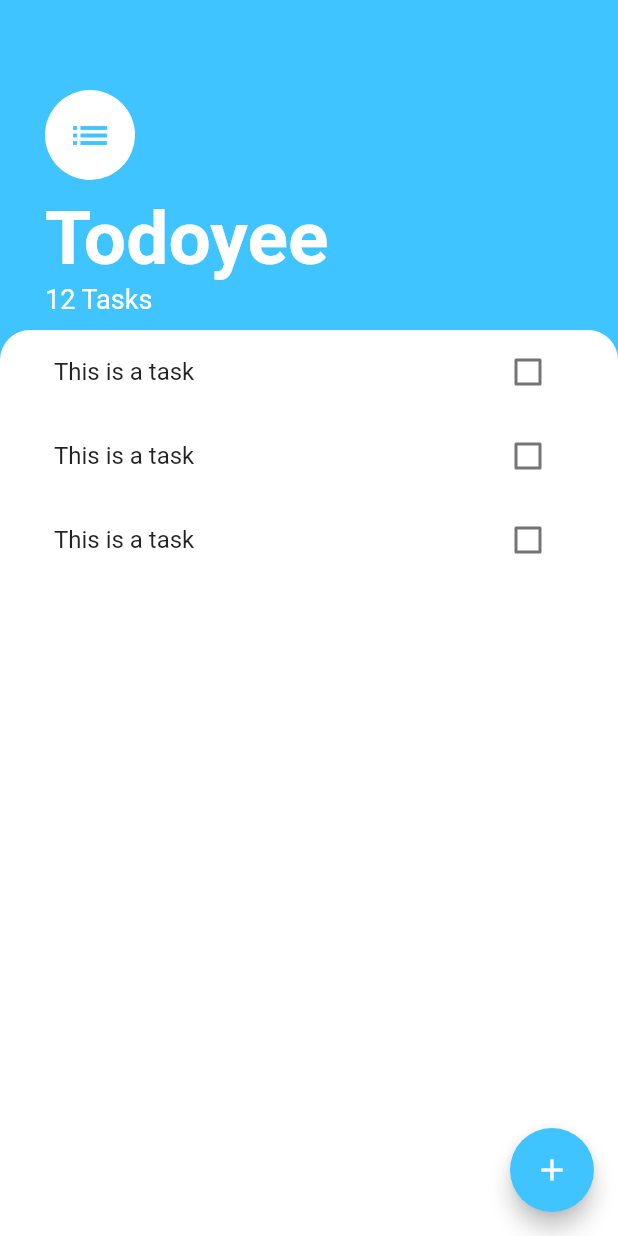
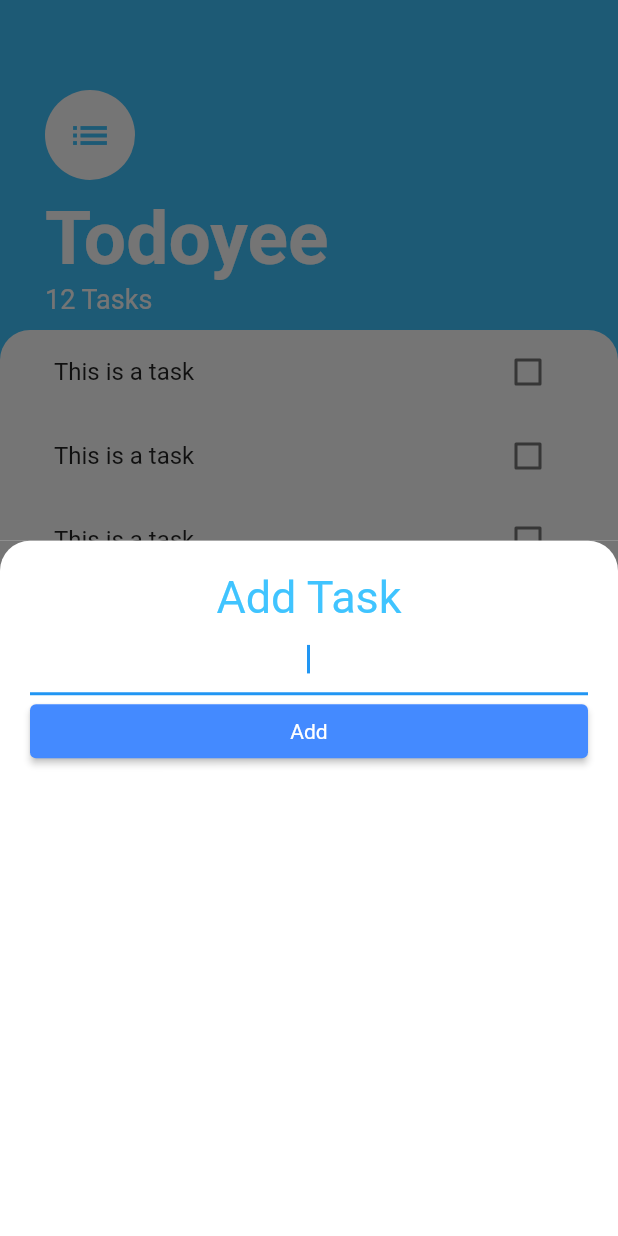
Before and after one commit to najmulmyself/todoyee, a Flutter app: the screen it shows after launch, after a tap on the "add" icon, on a phone screen of 412 x 824 dp. Run offline on Flutter 3.47's test engine with Material 2 defaults, Android fonts, the phone set to English and light mode, and no system bars.

Commit message:
added padding into bottom sheet modal'

```diff
--- /dev/null
+++ b/lib/screen/add_task_screen.dart
@@ -0,0 +1,59 @@
+// ignore_for_file: prefer_const_constructors, prefer_const_literals_to_create_immutables
+
+import 'dart:ui';
+
+import 'package:flutter/material.dart';
+
+class AddTaskScreen extends StatelessWidget {
+  const AddTaskScreen({Key? key}) : super(key: key);
+
+  @override
+  Widget build(BuildContext context) {
+    return Container(
+      color: Color(0xff757575),
+      child: Container(
+        decoration: BoxDecoration(
+          color: Colors.white,
+          borderRadius: BorderRadius.only(
+            topLeft: Radius.circular(20),
+            topRight: Radius.circular(20),
+          ),
+        ),
+        child: Padding(
+          padding: const EdgeInsets.all(20.0),
+          child: Column(
+            crossAxisAlignment: CrossAxisAlignment.stretch,
+            children: [
+              Text(
+                'Add Task',
+                textAlign: TextAlign.center,
+                style: TextStyle(
+                  fontSize: 30,
+                  color: Colors.lightBlueAccent,
+                ),
+              ),
+              TextField(
+                autofocus: true, // for autometically pops up keyboard;
+                textAlign: TextAlign.center,
+              ),
+              ElevatedButton(
+                // style: ButtonStyle(
+                //   textStyle: Colors.white,
+                //   backgroundColor:
+                //       MaterialStateProperty.all(Colors.lightBlueAccent),
+                // ),
+                style: ElevatedButton.styleFrom(
+                    primary: Colors.blueAccent,
+                    textStyle: TextStyle(
+                      color: Colors.white,
+                    )),
+                onPressed: () {},
+                child: Text('Add'),
+              )
+            ],
+          ),
+        ),
+      ),
+    );
+  }
+}
--- a/lib/screen/task_screen.dart
+++ b/lib/screen/task_screen.dart
@@ -1,6 +1,7 @@
 // ignore_for_file: prefer_const_literals_to_create_immutables, prefer_const_constructors
 
 import 'package:flutter/material.dart';
+import 'package:todoyee/screen/add_task_screen.dart';
 import 'package:todoyee/widget/task_list.dart';
 
 class TaskScreen extends StatelessWidget {
@@ -10,7 +11,12 @@ class TaskScreen extends StatelessWidget {
       floatingActionButton: FloatingActionButton(
         backgroundColor: Colors.lightBlueAccent,
         child: Icon(Icons.add),
-        onPressed: () {},
+        onPressed: () {
+          showModalBottomSheet(
+            context: context,
+            builder: (context) => AddTaskScreen(),
+          );
+        },
       ),
       backgroundColor: Colors.lightBlueAccent,
       body: Column(
@@ -67,7 +73,7 @@ class TaskScreen extends StatelessWidget {
               ),
               child: TaskList(),
             ),
-          )
+          ),
         ],
       ),
     );
```
